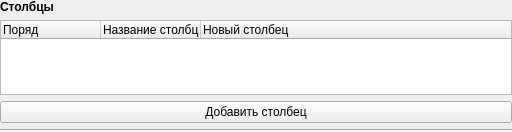
Artemako/auto-exec-doc, file designer/ned_tag/nedtabletag.ui: the form before one commit.
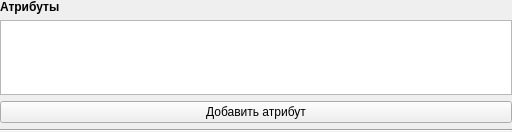
The form after the commit.

```diff
--- a/designer/ned_tag/nedtabletag.ui
+++ b/designer/ned_tag/nedtabletag.ui
@@ -44,7 +44,7 @@
       <string notr="true">font-weight: bold;</string>
      </property>
      <property name="text">
-      <string>&lt;html&gt;&lt;head/&gt;&lt;body&gt;&lt;p&gt;Столбцы&lt;/p&gt;&lt;/body&gt;&lt;/html&gt;</string>
+      <string>&lt;html&gt;&lt;head/&gt;&lt;body&gt;&lt;p&gt;Атрибуты&lt;/p&gt;&lt;/body&gt;&lt;/html&gt;</string>
      </property>
      <property name="textFormat">
       <enum>Qt::AutoText</enum>
@@ -55,28 +55,12 @@
     </widget>
    </item>
    <item>
-    <widget class="QTreeWidget" name="treewidget">
-     <column>
-      <property name="text">
-       <string>Поряд</string>
-      </property>
-     </column>
-     <column>
-      <property name="text">
-       <string>Название столбца</string>
-      </property>
-     </column>
-     <column>
-      <property name="text">
-       <string>Новый столбец</string>
-      </property>
-     </column>
-    </widget>
+    <widget class="QTableView" name="tw_attrs"/>
    </item>
    <item>
     <widget class="QPushButton" name="btn_addcol">
      <property name="text">
-      <string>Добавить столбец</string>
+      <string>Добавить атрибут</string>
      </property>
     </widget>
    </item>
```
Left out of the diff: 2 changed lines with no effect on the pictures.
